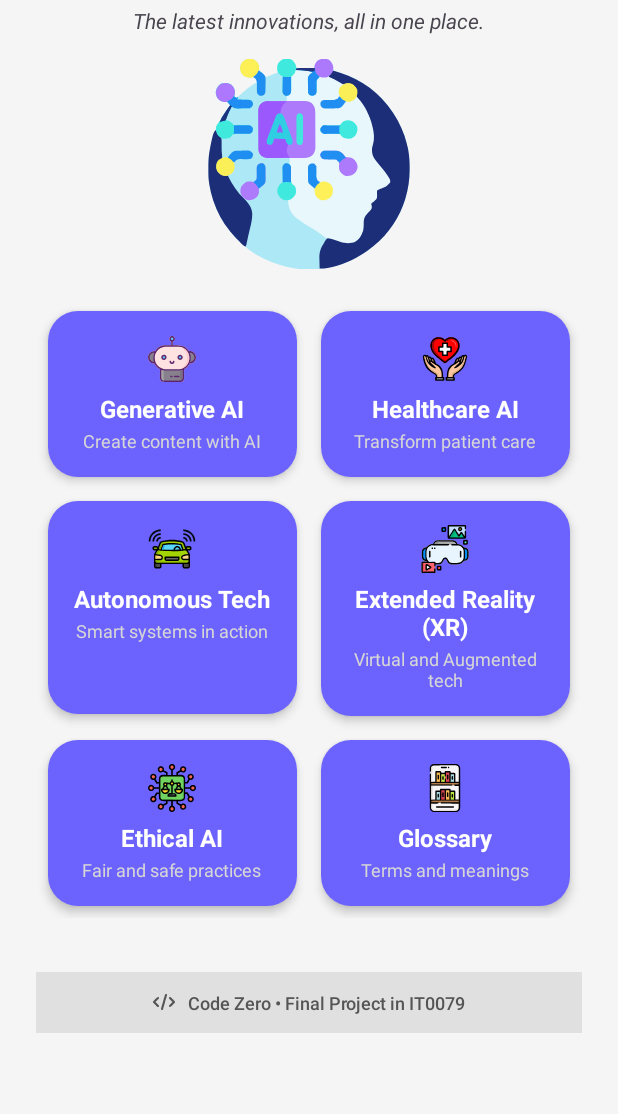
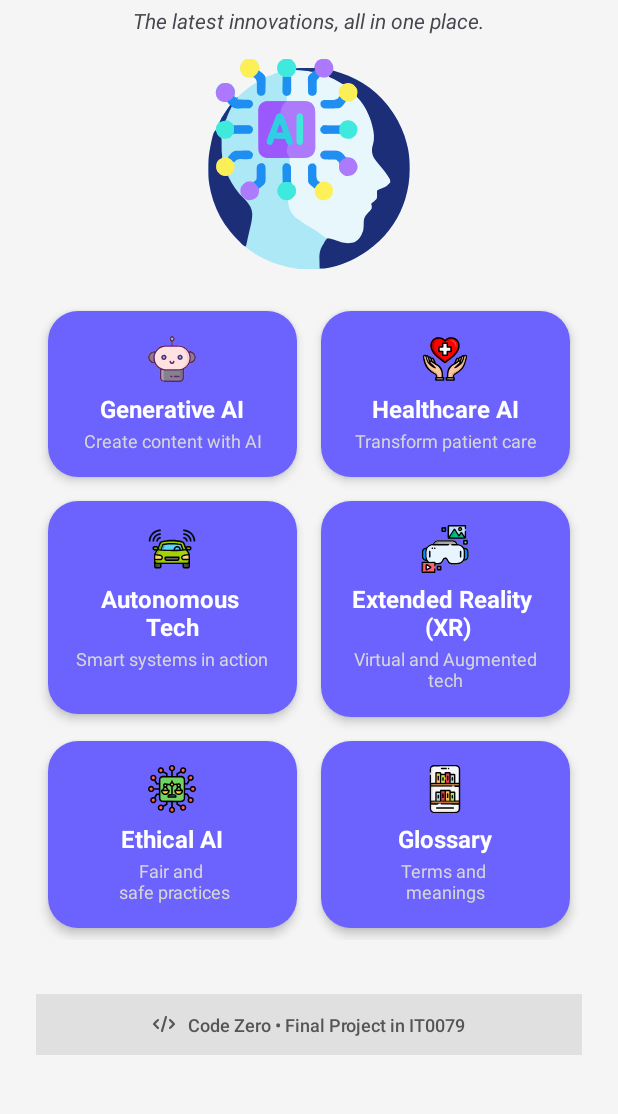
Before and after one commit to Zekiroh/TechTrendsApp, an Android app: the screen it shows after launch (HomeActivity), on a phone screen of 412 x 824 dp, the part 103-1217 px from its top. Run offline under Robolectric (Android 15) with nearby library versions, the phone set to English and light mode, and no system bars.

Commit message:
Fixed card layout inconsistency on exported APK.

```diff
--- a/app/src/main/res/layout/activity_home.xml
+++ b/app/src/main/res/layout/activity_home.xml
@@ -59,10 +59,12 @@
                     android:layout_marginBottom="6dp" />
                 <TextView
                     android:text="Generative AI"
-                    style="@style/CardTitleStyle" />
+                    style="@style/CardTitleStyle"
+                    android:textAlignment="center" />
                 <TextView
                     android:text="Create content with AI"
-                    style="@style/CardSubtextStyle" />
+                    style="@style/CardSubtextStyle"
+                    android:textAlignment="center" />
             </LinearLayout>
 
             <!-- Healthcare AI Card -->
@@ -76,10 +78,12 @@
                     android:layout_marginBottom="6dp" />
                 <TextView
                     android:text="Healthcare AI"
-                    style="@style/CardTitleStyle" />
+                    style="@style/CardTitleStyle"
+                    android:textAlignment="center" />
                 <TextView
                     android:text="Transform patient care"
-                    style="@style/CardSubtextStyle" />
+                    style="@style/CardSubtextStyle"
+                    android:textAlignment="center" />
             </LinearLayout>
 
             <!-- Autonomous Tech Card -->
@@ -96,7 +100,7 @@
 
                 <TextView
                     style="@style/CardTitleStyle"
-                    android:text="Autonomous Tech"
+                    android:text="Autonomous \nTech"
                     android:textAlignment="center" />
 
                 <TextView
@@ -108,20 +112,24 @@
             <!-- XR Card -->
             <LinearLayout
                 android:id="@+id/btn_xr"
-                style="@style/GridCardStyle">
+                style="@style/GridCardStyle"
+                android:layout_height="144dp">
+
                 <ImageView
-                    android:src="@drawable/ic_xr"
                     android:layout_width="32dp"
                     android:layout_height="32dp"
-                    android:layout_marginBottom="6dp" />
+                    android:layout_marginBottom="6dp"
+                    android:src="@drawable/ic_xr" />
+
                 <TextView
-                    android:text="Extended Reality (XR)"
-                    android:textAlignment="center"
-                    style="@style/CardTitleStyle" />
+                    style="@style/CardTitleStyle"
+                    android:text="Extended Reality \n (XR)"
+                    android:textAlignment="center" />
+
                 <TextView
+                    style="@style/CardSubtextStyle"
                     android:text="Virtual and Augmented tech"
-                    android:textAlignment="center"
-                    style="@style/CardSubtextStyle" />
+                    android:textAlignment="center" />
             </LinearLayout>
 
             <!-- Ethical AI Card -->
@@ -135,10 +143,12 @@
                     android:layout_marginBottom="6dp" />
                 <TextView
                     android:text="Ethical AI"
-                    style="@style/CardTitleStyle" />
+                    style="@style/CardTitleStyle"
+                    android:textAlignment="center" />
                 <TextView
-                    android:text="Fair and safe practices"
-                    style="@style/CardSubtextStyle" />
+                    android:text="Fair and \n safe practices"
+                    style="@style/CardSubtextStyle"
+                    android:textAlignment="center" />
             </LinearLayout>
 
             <!-- Glossary Card -->
@@ -152,10 +162,12 @@
                     android:layout_marginBottom="6dp" />
                 <TextView
                     android:text="Glossary"
-                    style="@style/CardTitleStyle" />
+                    style="@style/CardTitleStyle"
+                    android:textAlignment="center" />
                 <TextView
-                    android:text="Terms and meanings"
-                    style="@style/CardSubtextStyle" />
+                    android:text="Terms and \nmeanings"
+                    style="@style/CardSubtextStyle"
+                    android:textAlignment="center" />
             </LinearLayout>
         </GridLayout>
 
```
